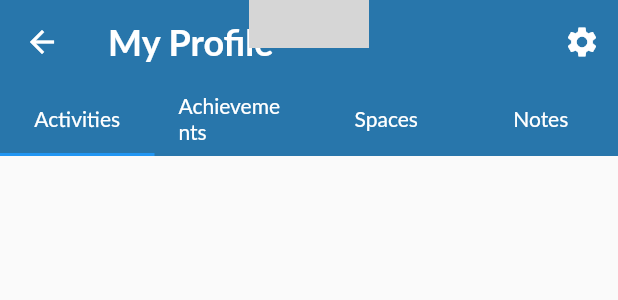
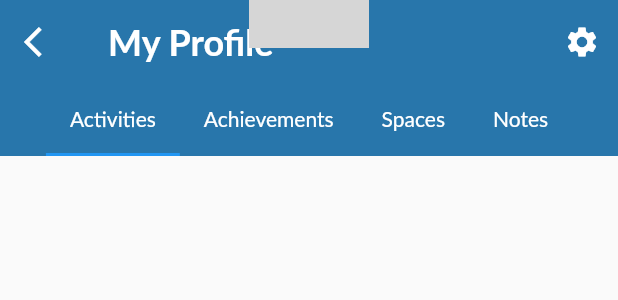
Before and after one commit to bounswe/bounswe2022group3, a Flutter app: what profileView() shows on an empty page, opened directly, scrolled down 535 dp, on a phone screen of 412 x 824 dp. Shown: the top 300 px of the screen. Run offline on Flutter 3.47's test engine with Material 2 defaults, Android fonts, the light colour scheme and no system bars; our stand-ins replace get_it, injectable, persistent_bottom_nav_bar, stacked; network calls fail; grey boxes are pictures that could not be loaded.

Commit message:
Add padding to seperator

```diff
--- a/app/mobile/lib/view/profile/profile.dart
+++ b/app/mobile/lib/view/profile/profile.dart
@@ -1,6 +1,7 @@
 // ignore_for_file: non_constant_identifier_names
 
 import 'package:bucademy/resources/constants.dart';
+import 'package:bucademy/services/locator.dart';
 import 'package:flutter/material.dart';
 import 'package:stacked/stacked.dart';
 import 'dart:math';
@@ -63,7 +64,12 @@ Widget profileView() => ViewModelBuilder<ProfileView>.reactive(
                             ])),
                       ),
                       elevation: 0,
-                      leading: const BackButton(color: Colors.white),
+                      leading: GestureDetector(
+                        child: const Icon(Icons.arrow_back_ios,color: Colors.white,),
+                        onTap: () {
+                        navigatorService.controller.jumpToTab(0);
+                        },
+                      ),
                       actions: [
                         IconButton(
                             onPressed: () {},
@@ -97,7 +103,8 @@ Widget profileView() => ViewModelBuilder<ProfileView>.reactive(
                           "Notes",
                           style: TextStyle(color: Colors.white),
                         )),
-                      ]),
+                      ],
+                      isScrollable: true,),
                     ),
                   ];
                 },
@@ -224,13 +231,16 @@ Widget tag(tag_name, color_name) {
 }
 
 Widget seperator(context) {
-  return Container(
+  return Padding(
+    padding: const EdgeInsets.symmetric(vertical: 6.0),
+    child: Container(
       height: 2,
       width: MediaQuery.of(context).size.width,
       decoration: BoxDecoration(
           color: Colors.grey[400],
           borderRadius:
               const BorderRadius.all(Radius.circular(Constants.borderRadius))),
+    ),
   );
 }
 
```
Lines whose indentation alone changed are shown as unchanged.
